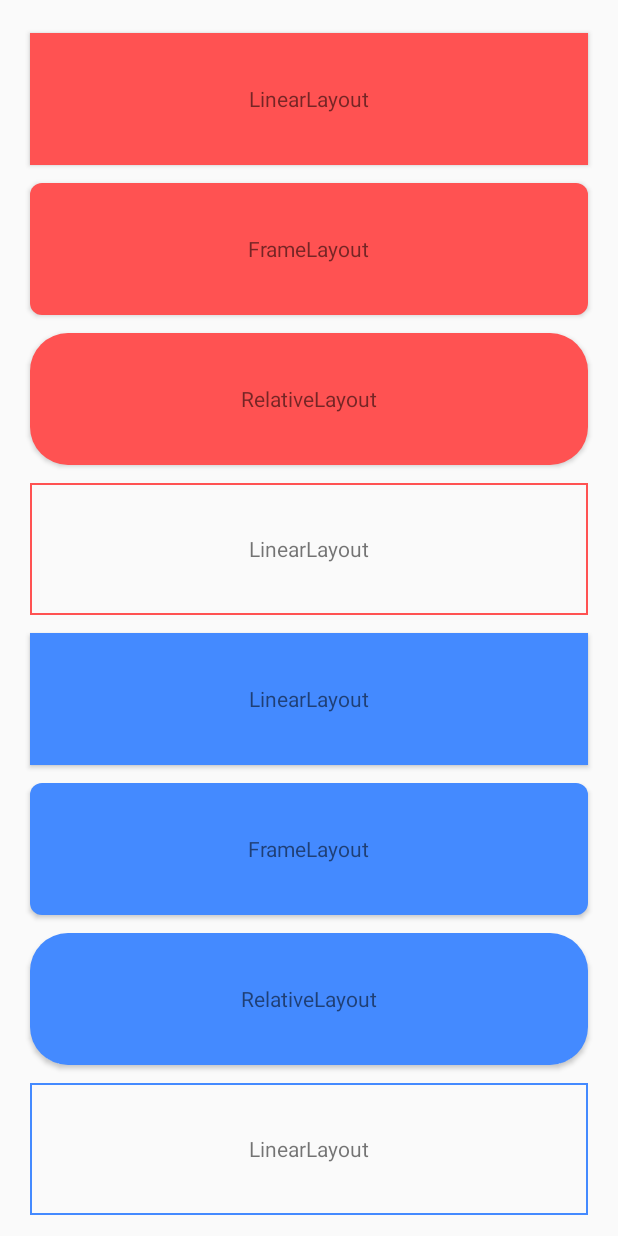
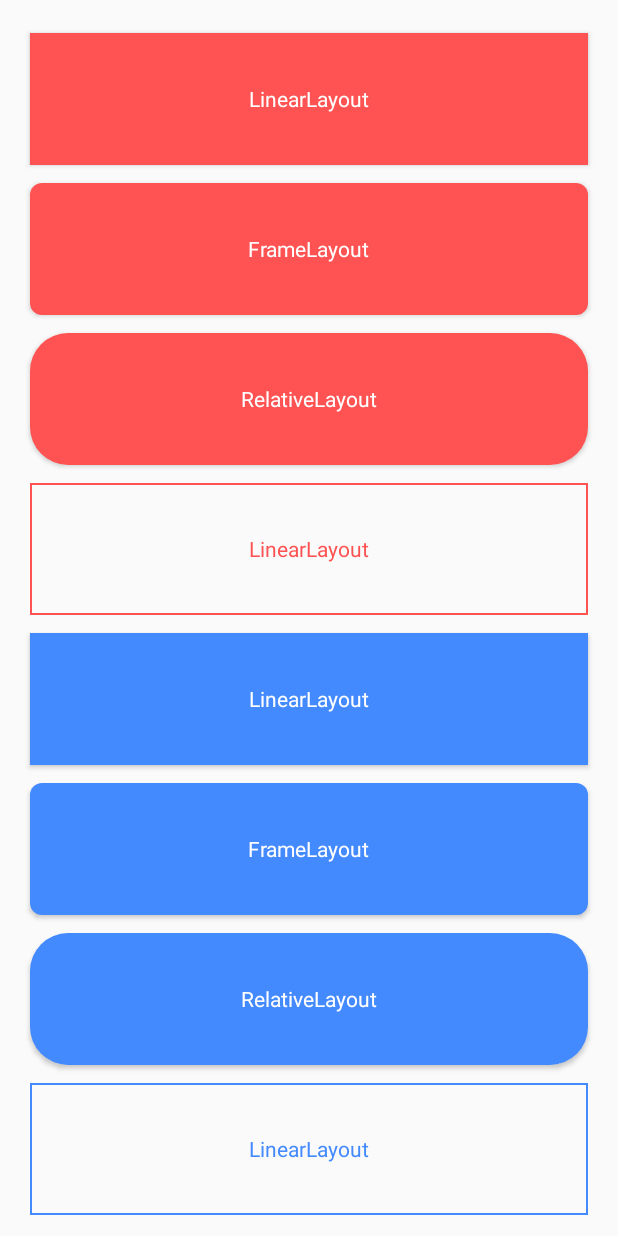
Before and after one commit to giaquino/Pastel, an Android app: the LayoutActivity screen opened directly, with no data from a screen before it, on a phone screen of 412 x 824 dp. Run offline under Robolectric (Android 15) with nearby library versions, the phone set to English and light mode, and no system bars.

Commit message:
Update sample app layout

```diff
--- a/sample/src/main/res/layout/layout_activity.xml
+++ b/sample/src/main/res/layout/layout_activity.xml
@@ -19,7 +19,8 @@
           android:layout_width="wrap_content"
           android:layout_height="wrap_content"
           android:layout_gravity="center"
-          android:text="@string/layout_linear_layout" />
+          android:text="@string/layout_linear_layout"
+          android:textColor="@android:color/white" />
     </com.giaquino.pastel.layouts.TintableLinearLayout>
 
     <com.giaquino.pastel.layouts.TintableFrameLayout
@@ -31,7 +32,8 @@
           android:layout_width="wrap_content"
           android:layout_height="wrap_content"
           android:layout_gravity="center"
-          android:text="@string/layout_frame_layout" />
+          android:text="@string/layout_frame_layout"
+          android:textColor="@android:color/white" />
     </com.giaquino.pastel.layouts.TintableFrameLayout>
 
     <com.giaquino.pastel.layouts.TintableRelativeLayout
@@ -43,7 +45,8 @@
           android:layout_width="wrap_content"
           android:layout_height="wrap_content"
           android:layout_gravity="center"
-          android:text="@string/layout_relative_layout" />
+          android:text="@string/layout_relative_layout"
+          android:textColor="@android:color/white" />
     </com.giaquino.pastel.layouts.TintableRelativeLayout>
 
     <com.giaquino.pastel.layouts.TintableLinearLayout
@@ -55,7 +58,8 @@
           android:layout_width="wrap_content"
           android:layout_height="wrap_content"
           android:layout_gravity="center"
-          android:text="@string/layout_linear_layout" />
+          android:text="@string/layout_linear_layout"
+          android:textColor="?colorAccent" />
     </com.giaquino.pastel.layouts.TintableLinearLayout>
 
 
@@ -69,7 +73,8 @@
           android:layout_width="wrap_content"
           android:layout_height="wrap_content"
           android:layout_gravity="center"
-          android:text="@string/layout_linear_layout" />
+          android:text="@string/layout_linear_layout"
+          android:textColor="@android:color/white" />
     </com.giaquino.pastel.layouts.TintableLinearLayout>
 
     <com.giaquino.pastel.layouts.TintableFrameLayout
@@ -82,7 +87,8 @@
           android:layout_width="wrap_content"
           android:layout_height="wrap_content"
           android:layout_gravity="center"
-          android:text="@string/layout_frame_layout" />
+          android:text="@string/layout_frame_layout"
+          android:textColor="@android:color/white" />
     </com.giaquino.pastel.layouts.TintableFrameLayout>
 
     <com.giaquino.pastel.layouts.TintableRelativeLayout
@@ -95,7 +101,8 @@
           android:layout_width="wrap_content"
           android:layout_height="wrap_content"
           android:layout_gravity="center"
-          android:text="@string/layout_relative_layout" />
+          android:text="@string/layout_relative_layout"
+          android:textColor="@android:color/white" />
     </com.giaquino.pastel.layouts.TintableRelativeLayout>
 
     <com.giaquino.pastel.layouts.TintableLinearLayout
@@ -108,7 +115,9 @@
           android:layout_width="wrap_content"
           android:layout_height="wrap_content"
           android:layout_gravity="center"
-          android:text="@string/layout_linear_layout" />
+          android:text="@string/layout_linear_layout"
+          android:textColor="?colorAccent"
+          android:theme="@style/My.ThemeOverlay.Theme.SecondaryAccent" />
     </com.giaquino.pastel.layouts.TintableLinearLayout>
   </LinearLayout>
 </android.support.v4.widget.NestedScrollView>
```
